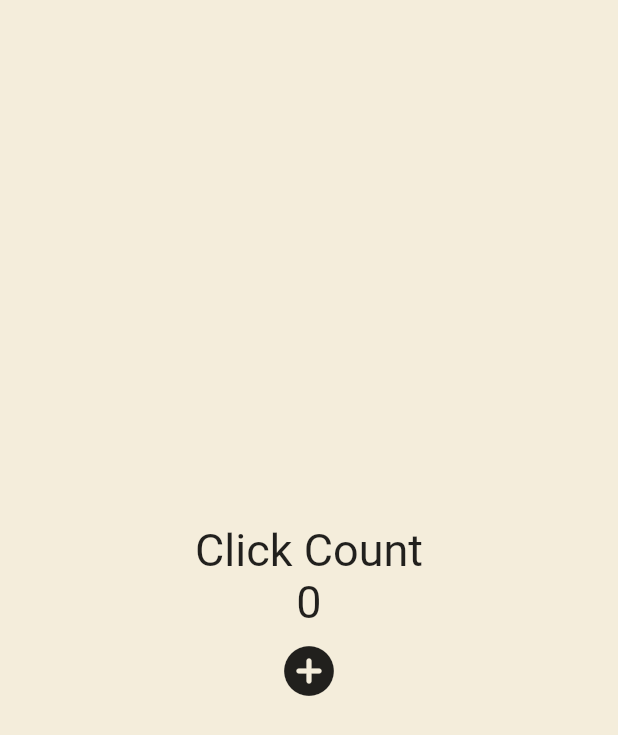
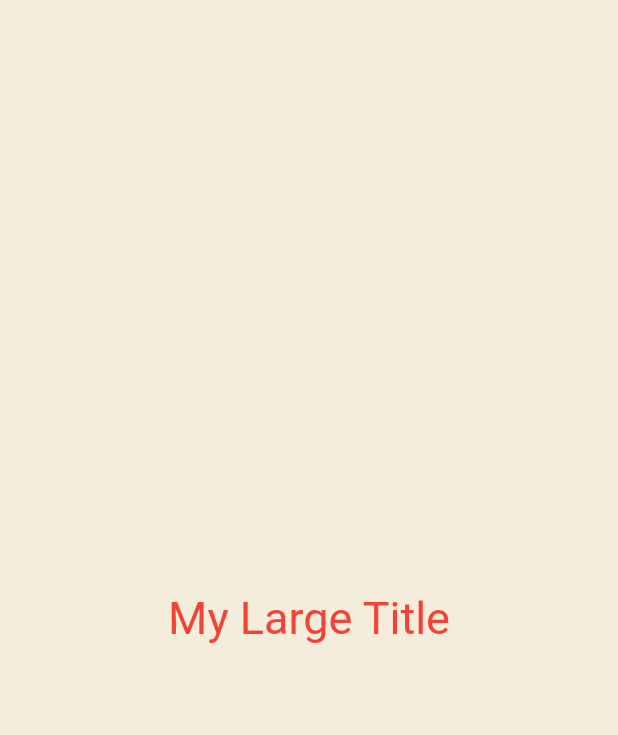
Before and after one commit to labyrinth30/flutter-pomodoro, a Flutter app: the screen it shows after launch, on a phone screen of 412 x 824 dp. Shown: the top 735 px of the screen. Run offline on Flutter 3.47's test engine with Material 2 defaults, Android fonts, the phone set to English and light mode, and no system bars.

Commit message:
Add Context to apply Theme

```diff
--- a/lib/main.dart
+++ b/lib/main.dart
@@ -12,35 +12,23 @@ class App extends StatefulWidget {
 }
 
 class _AppState extends State<App> {
-  int counter = 0;
-  void onClicked() {
-    setState(() {
-      counter++;
-    });
-  }
-
   @override
   Widget build(BuildContext context) {
     return MaterialApp(
-      home: Scaffold(
-        backgroundColor: const Color(0xfff4EDDB),
+      theme: ThemeData(
+        textTheme: const TextTheme(
+          titleLarge: TextStyle(
+            color: Colors.red,
+          ),
+        ),
+      ),
+      home: const Scaffold(
+        backgroundColor: Color(0xfff4EDDB),
         body: Center(
           child: Column(
             mainAxisAlignment: MainAxisAlignment.center,
             children: [
-              const Text(
-                'Click Count',
-                style: TextStyle(fontSize: 30),
-              ),
-              Text(
-                '$counter',
-                style: const TextStyle(fontSize: 30),
-              ),
-              IconButton(
-                iconSize: 40,
-                onPressed: onClicked,
-                icon: const Icon(Icons.add_circle_rounded),
-              ),
+              MyLargeTitle(),
             ],
           ),
         ),
@@ -48,3 +36,20 @@ class _AppState extends State<App> {
     );
   }
 }
+
+class MyLargeTitle extends StatelessWidget {
+  const MyLargeTitle({
+    super.key,
+  });
+
+  @override
+  Widget build(BuildContext context) {
+    return Text(
+      'My Large Title',
+      style: TextStyle(
+        fontSize: 30,
+        color: Theme.of(context).textTheme.titleLarge!.color,
+      ),
+    );
+  }
+}
```
